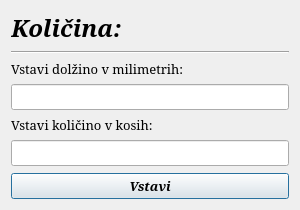
First picture: the form in numofitemskalk.ui, repository MaxMaxy/racun, before the edit.
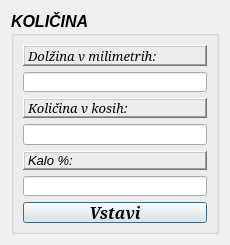
Second picture: the form after the edit.

Patch:
```diff
--- a/numofitemskalk.ui
+++ b/numofitemskalk.ui
@@ -6,20 +6,26 @@
    <rect>
     <x>0</x>
     <y>0</y>
-    <width>300</width>
-    <height>210</height>
+    <width>230</width>
+    <height>245</height>
    </rect>
   </property>
+  <property name="sizePolicy">
+   <sizepolicy hsizetype="Preferred" vsizetype="Preferred">
+    <horstretch>230</horstretch>
+    <verstretch>240</verstretch>
+   </sizepolicy>
+  </property>
   <property name="minimumSize">
    <size>
-    <width>300</width>
-    <height>210</height>
+    <width>230</width>
+    <height>245</height>
    </size>
   </property>
   <property name="maximumSize">
    <size>
-    <width>300</width>
-    <height>210</height>
+    <width>230</width>
+    <height>245</height>
    </size>
   </property>
   <property name="font">
@@ -33,50 +39,41 @@
   </property>
   <layout class="QGridLayout" name="gridLayout">
    <item row="0" column="0">
-    <layout class="QVBoxLayout" name="verticalLayout_3">
-     <item>
+    <widget class="QGroupBox" name="groupBox">
+     <property name="font">
+      <font>
+       <family>MS Sans Serif</family>
+       <pointsize>12</pointsize>
+       <weight>75</weight>
+       <italic>true</italic>
+       <bold>true</bold>
+      </font>
+     </property>
+     <property name="title">
+      <string>KOLIČINA</string>
+     </property>
+     <property name="flat">
+      <bool>true</bool>
+     </property>
       <layout class="QVBoxLayout" name="verticalLayout">
        <item>
-        <widget class="QLabel" name="label">
-         <property name="font">
-          <font>
-           <family>Serif</family>
-           <pointsize>18</pointsize>
-           <weight>75</weight>
-           <italic>true</italic>
-           <bold>true</bold>
-          </font>
-         </property>
-         <property name="text">
-          <string>Količina:</string>
-         </property>
-        </widget>
-       </item>
-       <item>
-        <widget class="Line" name="line">
-         <property name="font">
-          <font>
-           <family>Serif</family>
-          </font>
-         </property>
-         <property name="orientation">
-          <enum>Qt::Horizontal</enum>
-         </property>
-        </widget>
-       </item>
-      </layout>
-     </item>
-     <item>
-      <layout class="QVBoxLayout" name="verticalLayout_2">
-       <item>
         <widget class="QLabel" name="label_2">
          <property name="font">
           <font>
            <family>Serif</family>
-          </font>
-         </property>
+          <pointsize>10</pointsize>
+          <weight>50</weight>
+          <bold>false</bold>
+         </font>
+        </property>
+        <property name="frameShape">
+         <enum>QFrame::WinPanel</enum>
+        </property>
+        <property name="frameShadow">
+         <enum>QFrame::Raised</enum>
+        </property>
          <property name="text">
-          <string>Vstavi dolžino v milimetrih:</string>
+         <string>Dolžina v milimetrih:</string>
          </property>
         </widget>
        </item>
@@ -85,6 +82,9 @@
          <property name="font">
           <font>
            <family>Serif</family>
+          <pointsize>10</pointsize>
+          <weight>50</weight>
+          <bold>false</bold>
           </font>
          </property>
         </widget>
@@ -94,10 +94,19 @@
          <property name="font">
           <font>
            <family>Serif</family>
-          </font>
-         </property>
+          <pointsize>10</pointsize>
+          <weight>50</weight>
+          <bold>false</bold>
+         </font>
+        </property>
+        <property name="frameShape">
+         <enum>QFrame::WinPanel</enum>
+        </property>
+        <property name="frameShadow">
+         <enum>QFrame::Raised</enum>
+        </property>
          <property name="text">
-          <string>Vstavi količino v kosih:</string>
+         <string>Količina v kosih:</string>
          </property>
         </widget>
        </item>
@@ -106,35 +115,50 @@
          <property name="font">
           <font>
            <family>Serif</family>
+          <pointsize>10</pointsize>
+          <weight>50</weight>
+          <bold>false</bold>
           </font>
          </property>
         </widget>
        </item>
        <item>
-        <spacer name="verticalSpacer">
+       <widget class="QLabel" name="label_4">
          <property name="font">
           <font>
-           <family>Serif</family>
-          </font>
-         </property>
-         <property name="orientation">
-          <enum>Qt::Vertical</enum>
-         </property>
-         <property name="sizeHint" stdset="0">
-          <size>
-           <width>20</width>
-           <height>40</height>
-          </size>
-         </property>
-        </spacer>
-       </item>
-      </layout>
+          <pointsize>10</pointsize>
+          <weight>50</weight>
+          <bold>false</bold>
+         </font>
+        </property>
+        <property name="frameShape">
+         <enum>QFrame::WinPanel</enum>
+        </property>
+        <property name="frameShadow">
+         <enum>QFrame::Raised</enum>
+        </property>
+        <property name="text">
+         <string>Kalo %:</string>
+        </property>
+       </widget>
+      </item>
+      <item>
+       <widget class="QLineEdit" name="lineEdit_kalo">
+        <property name="font">
+         <font>
+          <pointsize>10</pointsize>
+          <weight>50</weight>
+          <bold>false</bold>
+         </font>
+        </property>
+       </widget>
      </item>
      <item>
       <widget class="QPushButton" name="pushButton_vstavi">
        <property name="font">
         <font>
          <family>Serif</family>
+          <pointsize>12</pointsize>
          <weight>75</weight>
          <italic>true</italic>
          <bold>true</bold>
@@ -146,6 +170,7 @@
       </widget>
      </item>
     </layout>
+    </widget>
    </item>
   </layout>
  </widget>
```
Lines whose indentation alone changed are shown as unchanged.
